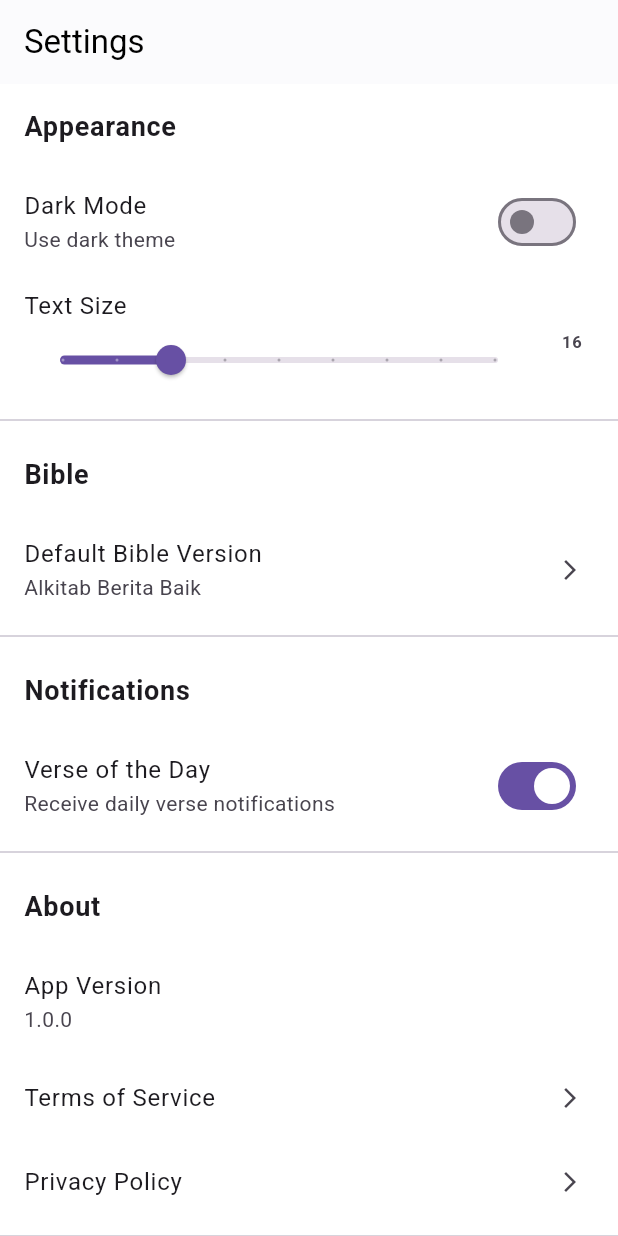
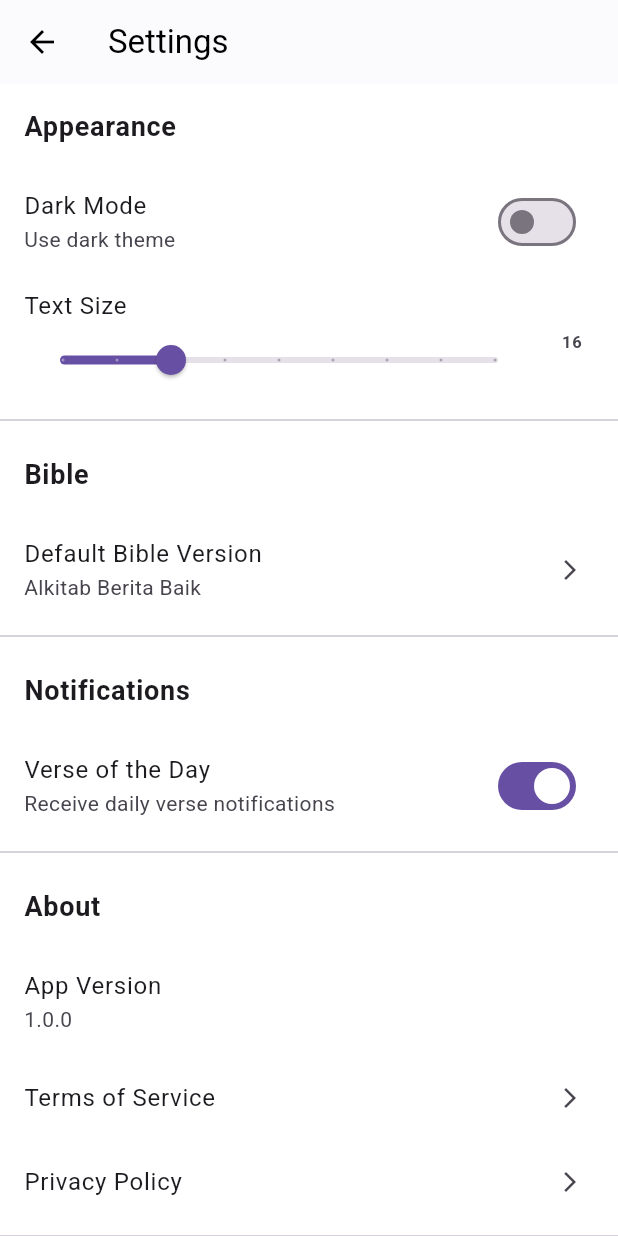
Before and after one commit to hearyaldy/alkitab_2.0, a Flutter app: the SettingsScreen screen opened by its route, on a phone screen of 412 x 824 dp. Run offline on Flutter 3.47's test engine with Material 3 defaults, Android fonts, the phone set to English and light mode, and no system bars; our stand-ins replace flutter_dotenv, flutter_riverpod, go_router, hive_flutter, supabase_flutter; accounts and stored records are empty.

Commit message:
Setting Page Working

```diff
--- a/lib/screens/settings/settings_screen.dart
+++ b/lib/screens/settings/settings_screen.dart
@@ -21,6 +21,13 @@ class SettingsScreenState extends ConsumerState<SettingsScreen> {
     return Scaffold(
       appBar: AppBar(
         title: const Text('Settings'),
+        leading: IconButton(
+          icon: const Icon(Icons.arrow_back),
+          onPressed: () {
+            context.go(
+                '/home'); // You can change this to navigate to the desired page
+          },
+        ),
       ),
       body: ListView(
         children: [
@@ -76,7 +83,9 @@ class SettingsScreenState extends ConsumerState<SettingsScreen> {
           ),
           ListTile(
             title: const Text('Default Bible Version'),
-            subtitle: Text(_bibleVersion == 'ABB' ? 'Alkitab Berita Baik' : 'Alkitab Terjemahan Baru'),
+            subtitle: Text(_bibleVersion == 'ABB'
+                ? 'Alkitab Berita Baik'
+                : 'Alkitab Terjemahan Baru'),
             trailing: const Icon(Icons.arrow_forward_ios, size: 16),
             onTap: () {
               _showVersionSelectionDialog();
```
